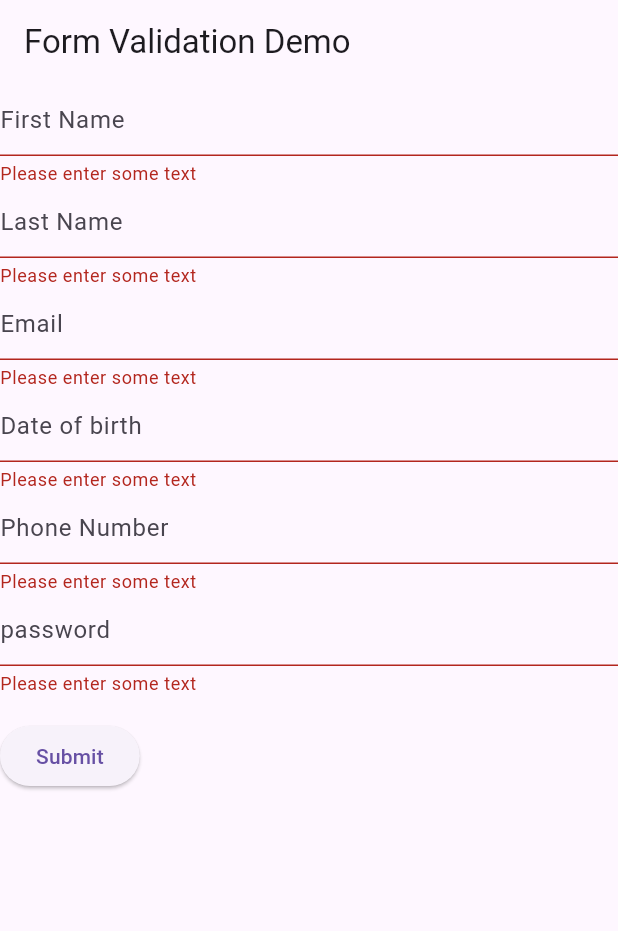
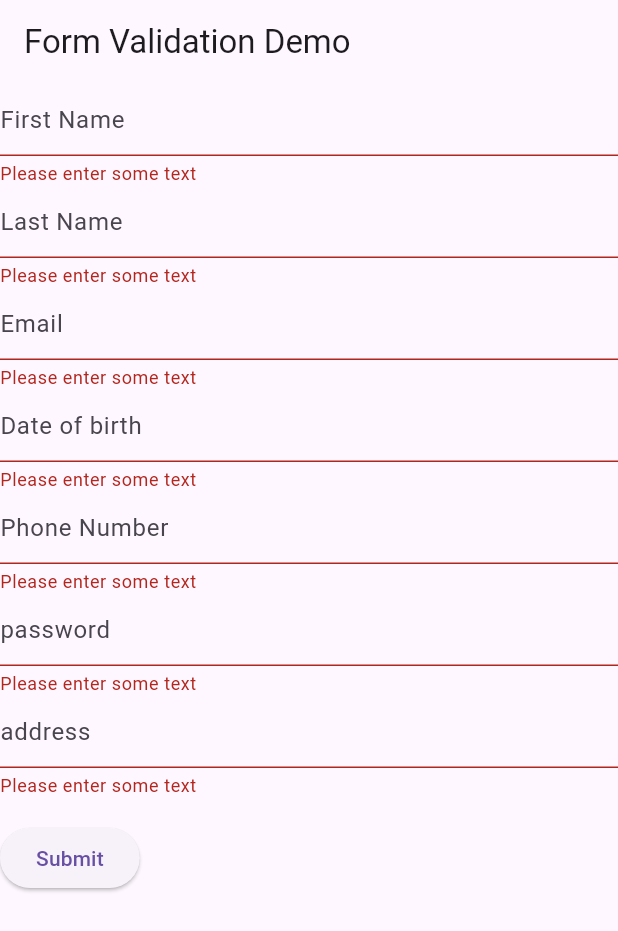
Before and after one commit to Mclovin7291/sign-up-page, a Flutter app: the screen it shows after launch, after a tap on "Submit", on a phone screen of 412 x 824 dp. Shown: the top 931 px of the screen. Run offline on Flutter 3.47's test engine with Material 3 defaults, Android fonts, the phone set to English and light mode, and no system bars.

Commit message:
added a address text

```diff
--- a/lib/main.dart
+++ b/lib/main.dart
@@ -51,7 +51,7 @@ class MyCustomFormState extends State<MyCustomForm> {
     final dateOfBirthController = TextEditingController();
     final phoneNumberController = TextEditingController();
     final passwordController = TextEditingController();
-
+    final addressController = TextEditingController();
 
 
 
@@ -143,6 +143,18 @@ class MyCustomFormState extends State<MyCustomForm> {
               return null;
             },
           ),
+          TextFormField(
+            controller: addressController,
+            decoration: const InputDecoration(
+              hintText: 'address',
+            ),
+            validator: (value) {
+              if (value == null || value.isEmpty) {
+                return 'Please enter some text';
+              }
+              return null;
+            },
+          ),
           Padding(
             padding: const EdgeInsets.symmetric(vertical: 16),
             child: ElevatedButton(
```
